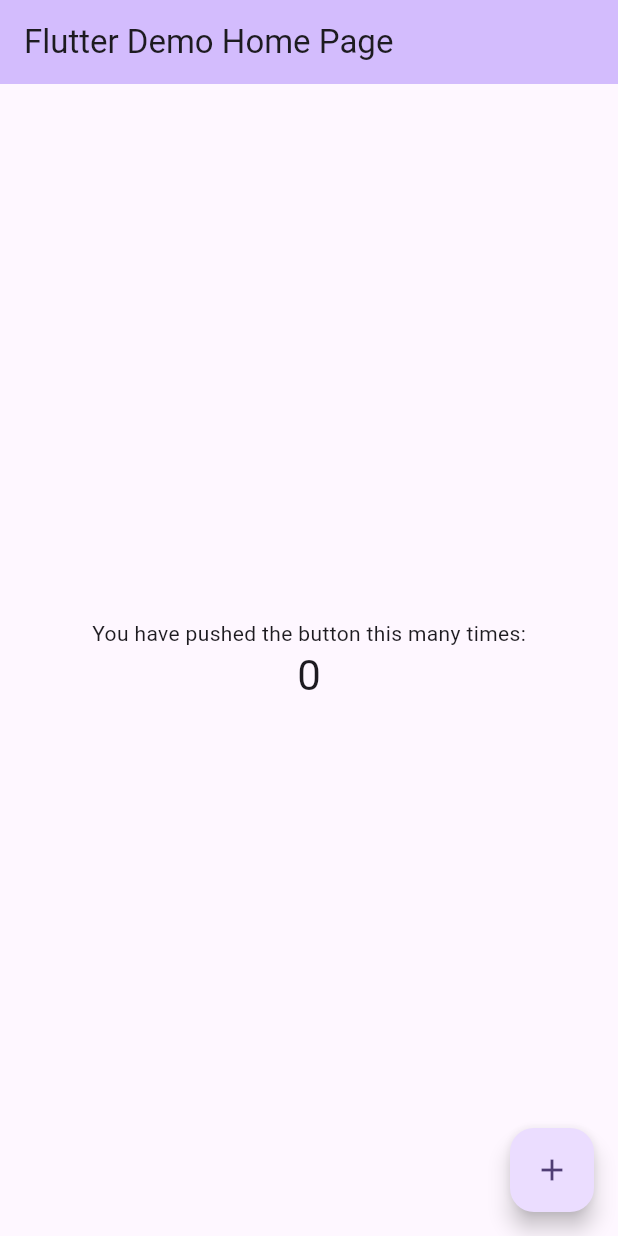
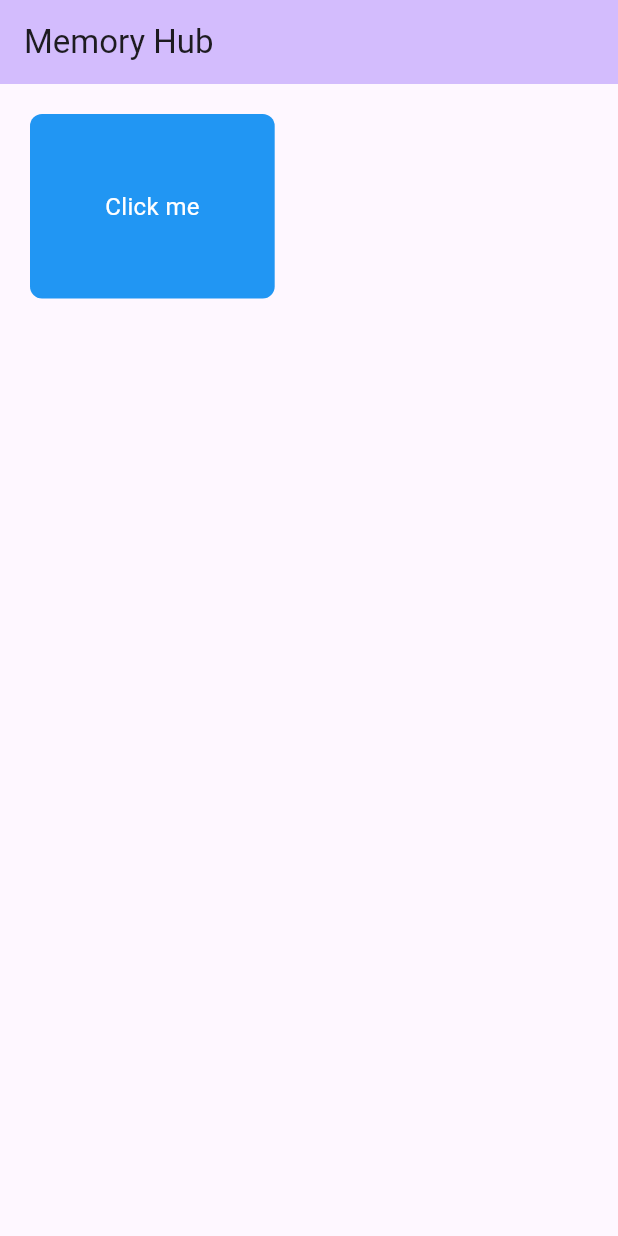
Before and after one commit to Stef-6104/my-thesis-project-root, a Flutter app: the screen it shows after launch, on a phone screen of 412 x 824 dp. Run offline on Flutter 3.47's test engine with Material 3 defaults, Android fonts, the phone set to English and light mode, and no system bars.

Commit message:
edited the main.dart to run a simple UI in the web its not working on the phone yet

```diff
--- a/lib/main.dart
+++ b/lib/main.dart
@@ -10,42 +10,26 @@ class MyApp extends StatelessWidget {
   // This widget is the root of your application.
   @override
   Widget build(BuildContext context) {
+
     return MaterialApp(
+
       title: 'Flutter Demo',
       theme: ThemeData(
-        // This is the theme of your application.
-        //
-        // TRY THIS: Try running your application with "flutter run". You'll see
-        // the application has a purple toolbar. Then, without quitting the app,
-        // try changing the seedColor in the colorScheme below to Colors.green
-        // and then invoke "hot reload" (save your changes or press the "hot
-        // reload" button in a Flutter-supported IDE, or press "r" if you used
-        // the command line to start the app).
-        //
-        // Notice that the counter didn't reset back to zero; the application
-        // state is not lost during the reload. To reset the state, use hot
-        // restart instead.
-        //
-        // This works for code too, not just values: Most code changes can be
-        // tested with just a hot reload.
-        colorScheme: .fromSeed(seedColor: Colors.deepPurple),
+
+        colorScheme: ColorScheme.fromSeed(seedColor: Colors.deepPurple),
       ),
-      home: const MyHomePage(title: 'Flutter Demo Home Page'),
+      debugShowCheckedModeBanner: false,
+      home: const MyHomePage(title: 'Memory Hub'),
     );
+
   }
+
 }
+
 
 class MyHomePage extends StatefulWidget {
   const MyHomePage({super.key, required this.title});
 
-  // This widget is the home page of your application. It is stateful, meaning
-  // that it has a State object (defined below) that contains fields that affect
-  // how it looks.
-
-  // This class is the configuration for the state. It holds the values (in this
-  // case the title) provided by the parent (in this case the App widget) and
-  // used by the build method of the State. Fields in a Widget subclass are
-  // always marked "final".
 
   final String title;
 
@@ -54,69 +38,35 @@ class MyHomePage extends StatefulWidget {
 }
 
 class _MyHomePageState extends State<MyHomePage> {
-  int _counter = 0;
 
-  void _incrementCounter() {
-    setState(() {
-      // This call to setState tells the Flutter framework that something has
-      // changed in this State, which causes it to rerun the build method below
-      // so that the display can reflect the updated values. If we changed
-      // _counter without calling setState(), then the build method would not be
-      // called again, and so nothing would appear to happen.
-      _counter++;
-    });
-  }
 
   @override
   Widget build(BuildContext context) {
-    // This method is rerun every time setState is called, for instance as done
-    // by the _incrementCounter method above.
-    //
-    // The Flutter framework has been optimized to make rerunning build methods
-    // fast, so that you can just rebuild anything that needs updating rather
-    // than having to individually change instances of widgets.
+
     return Scaffold(
       appBar: AppBar(
-        // TRY THIS: Try changing the color here to a specific color (to
-        // Colors.amber, perhaps?) and trigger a hot reload to see the AppBar
-        // change color while the other colors stay the same.
+
         backgroundColor: Theme.of(context).colorScheme.inversePrimary,
-        // Here we take the value from the MyHomePage object that was created by
-        // the App.build method, and use it to set our appbar title.
+
         title: Text(widget.title),
       ),
-      body: Center(
-        // Center is a layout widget. It takes a single child and positions it
-        // in the middle of the parent.
-        child: Column(
-          // Column is also a layout widget. It takes a list of children and
-          // arranges them vertically. By default, it sizes itself to fit its
-          // children horizontally, and tries to be as tall as its parent.
-          //
-          // Column has various properties to control how it sizes itself and
-          // how it positions its children. Here we use mainAxisAlignment to
-          // center the children vertically; the main axis here is the vertical
-          // axis because Columns are vertical (the cross axis would be
-          // horizontal).
-          //
-          // TRY THIS: Invoke "debug painting" (choose the "Toggle Debug Paint"
-          // action in the IDE, or press "p" in the console), to see the
-          // wireframe for each widget.
-          mainAxisAlignment: .center,
-          children: [
-            const Text('You have pushed the button this many times:'),
-            Text(
-              '$_counter',
-              style: Theme.of(context).textTheme.headlineMedium,
-            ),
-          ],
+      body:
+      GestureDetector(
+        onTap: (){
+          print("Container Button has been tapped");
+        },
+        child: Container(
+          margin: const EdgeInsets.all(20),
+          padding: const EdgeInsets.all(50),
+          decoration: BoxDecoration(
+            color: Colors.blue,
+            borderRadius: BorderRadius.circular(8),
+          ),
+            child: const Text('Click me',
+            style: TextStyle(color: Colors.white, fontSize: 16),
+          ),
         ),
-      ),
-      floatingActionButton: FloatingActionButton(
-        onPressed: _incrementCounter,
-        tooltip: 'Increment',
-        child: const Icon(Icons.add),
-      ),
-    );
+      )
+      );
   }
 }
--- a/pubspec.yaml
+++ b/pubspec.yaml
@@ -19,7 +19,7 @@ publish_to: 'none' # Remove this line if you wish to publish to pub.dev
 version: 1.0.0+1
 
 environment:
-  sdk: ^3.12.0
+  sdk: ^3.5.0
 
 # Dependencies specify other packages that your package needs in order to work.
 # To automatically upgrade your package dependencies to the latest versions
@@ -38,13 +38,14 @@ dependencies:
 dev_dependencies:
   flutter_test:
     sdk: flutter
+  flutter_lints: ^3.0.0
 
   # The "flutter_lints" package below contains a set of recommended lints to
   # encourage good coding practices. The lint set provided by the package is
   # activated in the `analysis_options.yaml` file located at the root of your
   # package. See that file for information about deactivating specific lint
   # rules and activating additional ones.
-  flutter_lints: ^6.0.0
+
 
 # For information on the generic Dart part of this file, see the
 # following page: https://dart.dev/tools/pub/pubspec
```
Also changed, not shown: pubspec.lock.
